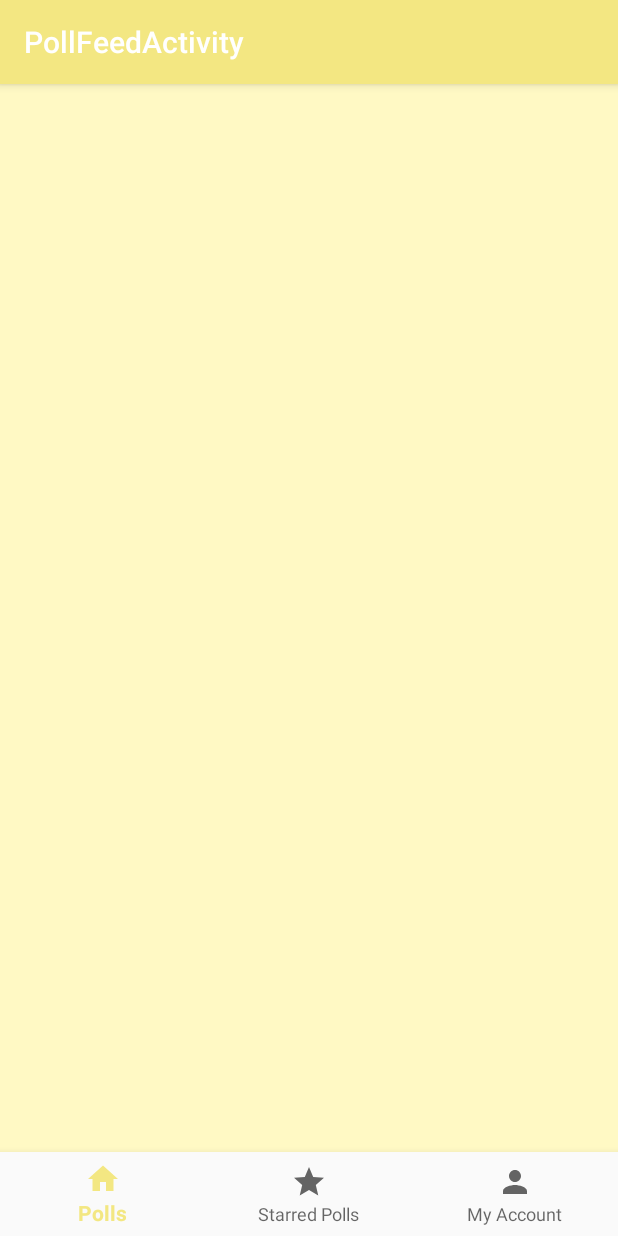
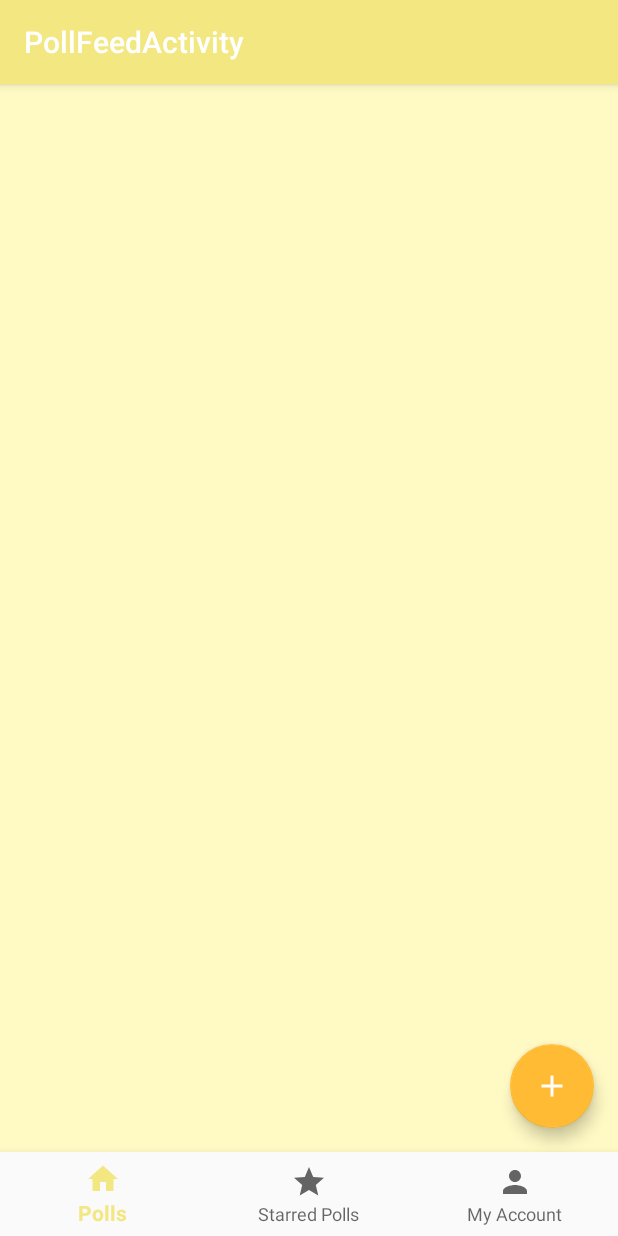
Before and after one commit to zenlore/Poll.io, an Android app: the screen it shows after launch once a user with an empty profile is signed in (PollFeedActivity), on a phone screen of 412 x 824 dp. Run offline under Robolectric (Android 15) with nearby library versions, the phone set to English and light mode, and no system bars; our stand-ins replace Firebase (no records; nobody signed in at launch, a user with empty details on screens opened directly), Volley; network calls fail; 2 statements that could not run were skipped.

Commit message:
fixed fab button

```diff
--- a/app/src/main/res/layout/activity_poll_feed.xml
+++ b/app/src/main/res/layout/activity_poll_feed.xml
@@ -11,7 +11,9 @@
         <FrameLayout
                 android:id="@+id/fragment_placeholder"
                 android:layout_width="match_parent"
-                android:layout_height="match_parent">
+                android:layout_height="0dp"
+                app:layout_constraintTop_toTopOf="@+id/container"
+                app:layout_constraintBottom_toTopOf="@+id/navigation">
         </FrameLayout>
 
     <android.support.design.widget.BottomNavigationView
--- a/app/src/main/res/layout/fragment_poll.xml
+++ b/app/src/main/res/layout/fragment_poll.xml
@@ -1,20 +1,21 @@
 <?xml version="1.0" encoding="utf-8"?>
-<android.support.v4.widget.SwipeRefreshLayout xmlns:android="http://schemas.android.com/apk/res/android"
-            android:id="@+id/simpleSwipeRefreshLayout"
+<FrameLayout xmlns:android="http://schemas.android.com/apk/res/android"
              xmlns:tools="http://schemas.android.com/tools"
              android:layout_width="match_parent"
              android:layout_height="match_parent"
              xmlns:app="http://schemas.android.com/apk/res-auto"
-              app:layout_constraintTop_toTopOf="@+id/container"
-              app:layout_constraintBottom_toTopOf="@+id/navigation"
              tools:context=".PollFragment">
-
-    <android.support.v7.widget.RecyclerView
+    <android.support.v4.widget.SwipeRefreshLayout
+            android:id="@+id/simpleSwipeRefreshLayout"
             android:layout_width="match_parent"
-            android:layout_height="match_parent"
-            android:id="@+id/poll_recycler_view"
-            android:background="@color/colorBackgroundLight">
-    </android.support.v7.widget.RecyclerView>
+            android:layout_height="match_parent">
+        <android.support.v7.widget.RecyclerView
+                android:layout_width="match_parent"
+                android:layout_height="match_parent"
+                android:id="@+id/poll_recycler_view"
+                android:background="@color/colorBackgroundLight">
+        </android.support.v7.widget.RecyclerView>
+    </android.support.v4.widget.SwipeRefreshLayout>
 
     <android.support.design.widget.FloatingActionButton
             android:id="@+id/fab_addnewpoll"
@@ -23,4 +24,5 @@
             android:layout_gravity="bottom|end"
             android:layout_margin="@dimen/fab_margin"
             android:src="@drawable/ic_fab_add"/>
-</android.support.v4.widget.SwipeRefreshLayout>
+
+</FrameLayout>
```
